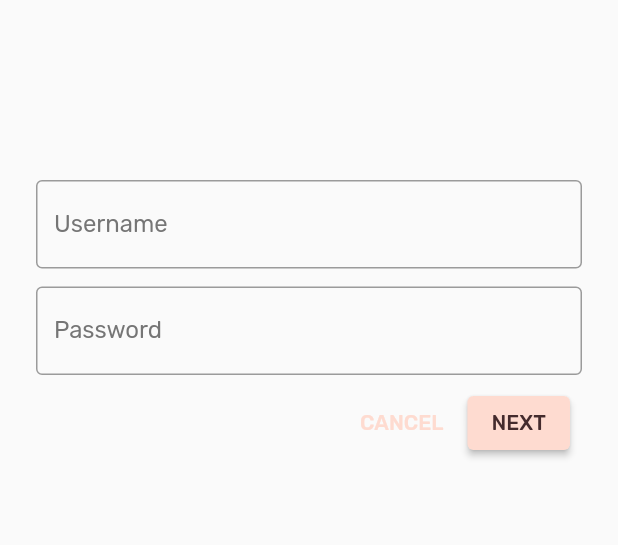
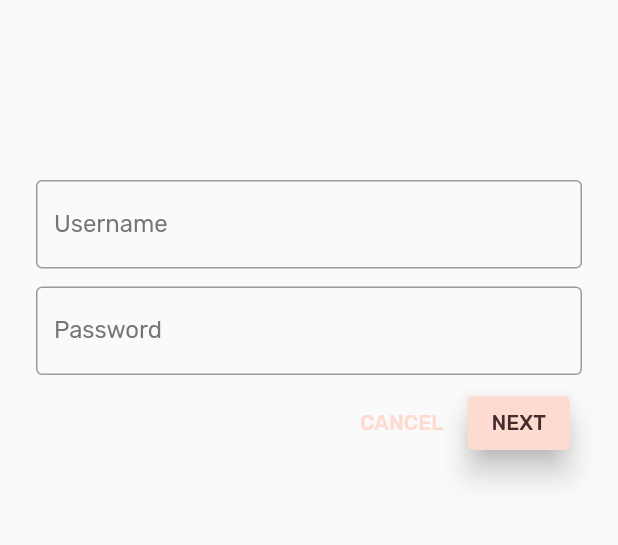
Before and after one commit to ihebessaied/mdc_100_series, a Flutter app: the screen it shows after launch, on a phone screen of 412 x 824 dp, the part 237-782 px from its top. Run offline on Flutter 3.47's test engine with Material 2 defaults, Android fonts, the phone set to English and light mode, and no system bars.

Commit message:
adjust elevation

```diff
--- a/lib/home.dart
+++ b/lib/home.dart
@@ -39,6 +39,7 @@ class HomePage extends StatelessWidget {
       return Card(
         clipBehavior: Clip.antiAlias,
         // TODO: Adjust card heights (103)
+        elevation: 0.0,
         child: Column(
           // TODO: Center items on the card (103)
           crossAxisAlignment: CrossAxisAlignment.center,
--- a/lib/login.dart
+++ b/lib/login.dart
@@ -104,6 +104,10 @@ class _LoginPageState extends State<LoginPage> {
                 // TODO: Add a beveled rectangular border to NEXT (103)
                 ElevatedButton(
                   child: const Text('NEXT'),
+                  // New code
+                  style: ButtonStyle(
+                    elevation: MaterialStateProperty.all(8.0),
+                  ),
                   onPressed: () {
                     // TODO: Show the next page (101)
                     Navigator.pop(context);
```
